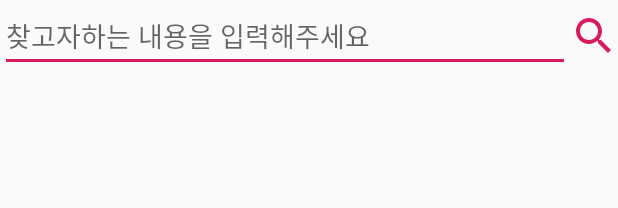
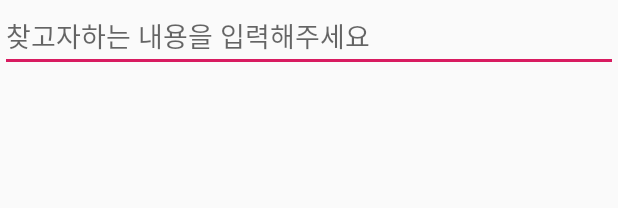
Before and after one commit to devonekey/MyMovies, an Android app: the layout activity_main.xml on its own in the app's theme, with its tools: preview values and no code run, on a phone screen of 412 x 824 dp. Shown: the top 208 px of the screen. Run offline under Robolectric (Android 15) with nearby library versions, the phone set to English and light mode, and no system bars.

Commit message:
Search button is removed

```diff
--- a/app/src/main/res/drawable/ic_search_accent.xml
+++ /dev/null
@@ -1,9 +0,0 @@
-<vector xmlns:android="http://schemas.android.com/apk/res/android"
-        android:width="24dp"
-        android:height="24dp"
-        android:viewportWidth="24.0"
-        android:viewportHeight="24.0">
-    <path
-        android:fillColor="@color/colorAccent"
-        android:pathData="M15.5,14h-0.79l-0.28,-0.27C15.41,12.59 16,11.11 16,9.5 16,5.91 13.09,3 9.5,3S3,5.91 3,9.5 5.91,16 9.5,16c1.61,0 3.09,-0.59 4.23,-1.57l0.27,0.28v0.79l5,4.99L20.49,19l-4.99,-5zM9.5,14C7.01,14 5,11.99 5,9.5S7.01,5 9.5,5 14,7.01 14,9.5 11.99,14 9.5,14z"/>
-</vector>
--- a/app/src/main/res/layout/activity_main.xml
+++ b/app/src/main/res/layout/activity_main.xml
@@ -25,19 +25,8 @@
             android:inputType="text"
             android:text="@={viewModel.search}"
             app:layout_constraintBottom_toTopOf="@+id/activity_main_movie_recycler_view"
-            app:layout_constraintEnd_toStartOf="@+id/activity_main_search_button"
+            app:layout_constraintEnd_toEndOf="parent"
             app:layout_constraintStart_toStartOf="parent"
-            app:layout_constraintTop_toTopOf="parent" />
-
-        <Button
-            android:id="@+id/activity_main_search_button"
-            android:layout_width="32dp"
-            android:layout_height="32dp"
-            android:background="@drawable/ic_search_accent"
-            android:onClick="@{() -> viewModel.onSearchButtonClick()}"
-            app:layout_constraintBottom_toBottomOf="@+id/activity_main_search_movie_edit_text"
-            app:layout_constraintEnd_toEndOf="parent"
-            app:layout_constraintStart_toEndOf="@+id/activity_main_search_movie_edit_text"
             app:layout_constraintTop_toTopOf="parent" />
 
         <androidx.recyclerview.widget.RecyclerView
--- a/build.gradle
+++ b/build.gradle
@@ -28,7 +28,7 @@ ext {
     minSdkVersion = 19
     targetSdkVersion = 29
     versionCode = 1
-    versionName = "1.0.2"
+    versionName = "1.0.3"
 
     // dependencies block
     androidxVersion = '1.1.0'
```
Also changed, not shown: app/src/main/java/com/onekey/mymovies/viewmodel/MovieViewModel.java (+14 -16 lines), 1 other file.
